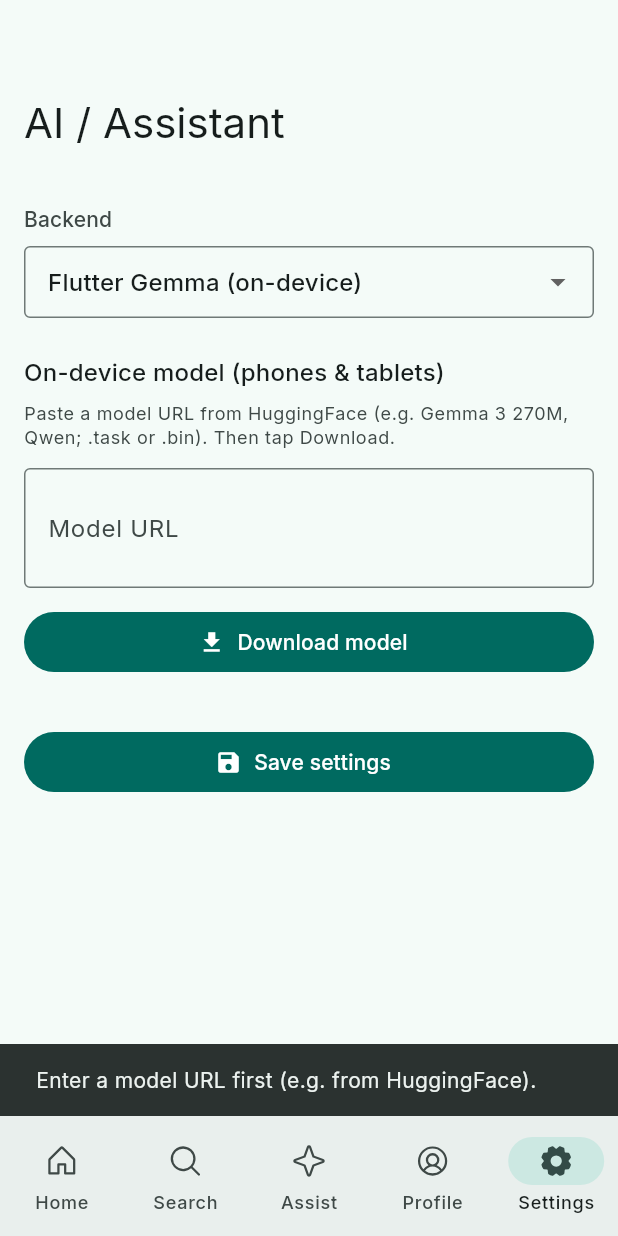
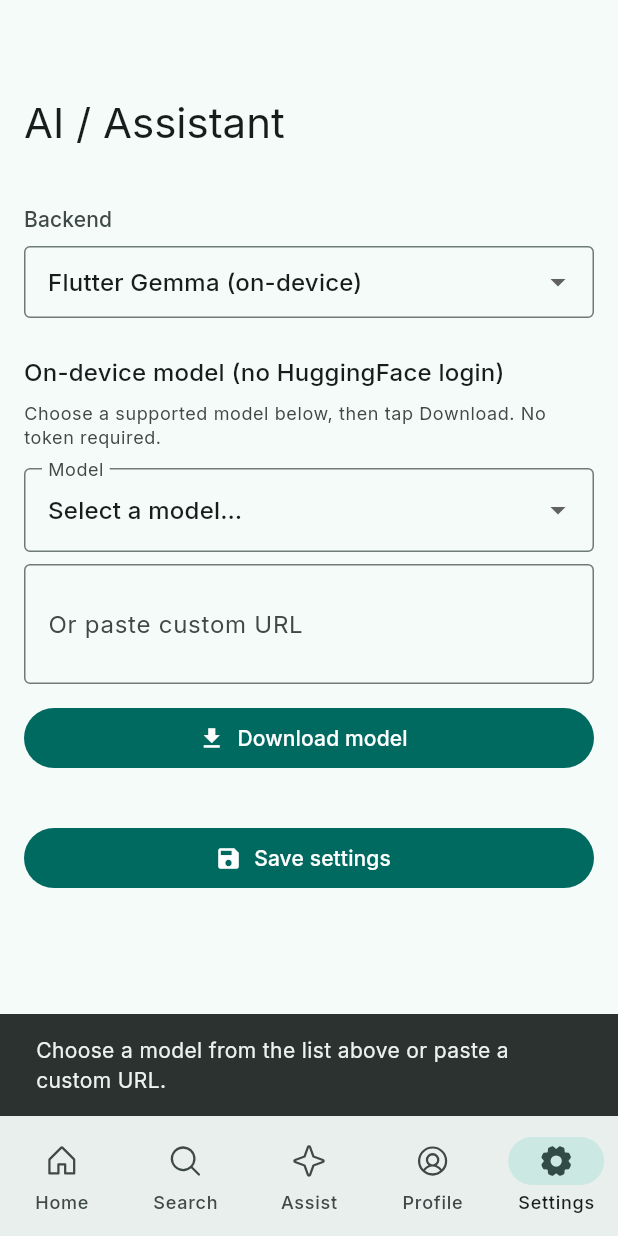
Before and after one commit to autogit-app/autogit, a Flutter app: the AiScreen screen opened by its route, after a tap on "Download model", on a phone screen of 412 x 824 dp. Run offline on Flutter 3.47's test engine with Material 3 defaults, Android fonts, the phone set to English and light mode, and no system bars; our stand-ins replace flutter_highlight, flutter_markdown, flutter_markdown_plus, flutter_riverpod, font_awesome_flutter, go_router and 4 more; missing offline and left inert: flutter_code_editor, flutter_gemma, flutter_octicons, github, highlight; accounts and stored records are empty.

Commit message:
release: v0.2.0

```diff
--- /dev/null
+++ b/lib/features/settings/logic/flutter_gemma_presets.dart
@@ -0,0 +1,82 @@
+import 'package:flutter_gemma/flutter_gemma.dart';
+
+/// Preset on-device models supported by Flutter Gemma (no HuggingFace login).
+/// See: https://pub.dev/packages/flutter_gemma
+class FlutterGemmaPreset {
+  const FlutterGemmaPreset({
+    required this.name,
+    required this.url,
+    required this.modelType,
+    this.size,
+    this.note,
+  });
+
+  final String name;
+  final String url;
+  final ModelType modelType;
+  final String? size;
+  final String? note;
+
+  String get label => size != null ? '$name ($size)' : name;
+}
+
+/// Curated list of public models that work without a HuggingFace token.
+/// Mobile: .task or .bin; Desktop (Windows/Linux/macOS) needs .litertlm from the same repos.
+final List<FlutterGemmaPreset> kFlutterGemmaPresets = [
+  FlutterGemmaPreset(
+    name: 'SmolLM 135M',
+    url:
+        'https://huggingface.co/litert-community/SmolLM-135M-Instruct/resolve/main/SmolLM-135M-Instruct_multi-prefill-seq_q8_ekv1280.task',
+    modelType: ModelType.general,
+    size: '~167MB',
+    note: 'Phones & tablets',
+  ),
+  FlutterGemmaPreset(
+    name: 'Qwen3 0.6B',
+    url:
+        'https://huggingface.co/litert-community/Qwen3-0.6B/resolve/main/Qwen3-0.6B-int4.bin',
+    modelType: ModelType.qwen,
+    size: '~586MB',
+    note: 'Phones, tablets, web',
+  ),
+  FlutterGemmaPreset(
+    name: 'Qwen 2.5 0.5B',
+    url:
+        'https://huggingface.co/litert-community/Qwen2.5-0.5B-Instruct/resolve/main/Qwen2.5-0.5B-Instruct-int4.bin',
+    modelType: ModelType.qwen,
+    size: '~0.5GB',
+    note: 'Phones & tablets',
+  ),
+  FlutterGemmaPreset(
+    name: 'Qwen 2.5 1.5B',
+    url:
+        'https://huggingface.co/litert-community/Qwen2.5-1.5B-Instruct/resolve/main/Qwen2.5-1.5B-Instruct-int4.bin',
+    modelType: ModelType.qwen,
+    size: '~1.6GB',
+    note: 'Phones, tablets, desktop',
+  ),
+  FlutterGemmaPreset(
+    name: 'DeepSeek R1 Distill',
+    url:
+        'https://huggingface.co/litert-community/DeepSeek-R1-Distill-Qwen-1.5B/resolve/main/DeepSeek-R1-Distill-Qwen-1.5B-int4.bin',
+    modelType: ModelType.deepSeek,
+    size: '~1.7GB',
+    note: 'Thinking mode, phones & tablets',
+  ),
+  FlutterGemmaPreset(
+    name: 'Phi-4 Mini',
+    url:
+        'https://huggingface.co/litert-community/Phi-4-mini-instruct/resolve/main/Phi-4-mini-instruct-int4.bin',
+    modelType: ModelType.general,
+    size: '~3.9GB',
+    note: 'Phones, tablets, web',
+  ),
+  FlutterGemmaPreset(
+    name: 'FunctionGemma 270M',
+    url:
+        'https://huggingface.co/sasha-denisov/function-gemma-270M-it/resolve/main/functiongemma-270M-it.task',
+    modelType: ModelType.functionGemma,
+    size: '~284MB',
+    note: 'Function calling, phones & tablets',
+  ),
+];
--- a/lib/features/settings/ui/sections/ai_screen.dart
+++ b/lib/features/settings/ui/sections/ai_screen.dart
@@ -3,10 +3,7 @@ import 'package:flutter_riverpod/flutter_riverpod.dart';
 import 'package:flutter_gemma/flutter_gemma.dart';
 import 'package:autogit/core/widgets/large_app_bar.dart';
 import 'package:autogit/features/settings/logic/ai_settings_providers.dart';
-
-/// Example URL – paste any .task or .bin model URL from HuggingFace (e.g. Gemma 3 270M, Qwen).
-const String kFlutterGemmaModelUrlHint =
-    'https://huggingface.co/.../resolve/main/model.task';
+import 'package:autogit/features/settings/logic/flutter_gemma_presets.dart';
 
 class AiScreen extends ConsumerStatefulWidget {
   const AiScreen({super.key});
@@ -27,6 +24,7 @@ class _AiScreenState extends ConsumerState<AiScreen> {
   bool _syncedFromProviders = false;
   bool _downloadingModel = false;
   int _downloadProgress = 0;
+  FlutterGemmaPreset? _selectedPreset;
 
   @override
   void initState() {
@@ -52,7 +50,15 @@ class _AiScreenState extends ConsumerState<AiScreen> {
     _openAiModelController.text = ref.read(aiOpenAiModelProvider);
     _claudeModelController.text = ref.read(aiClaudeModelProvider);
     _geminiModelController.text = ref.read(aiGeminiModelProvider);
-    _flutterGemmaUrlController.text = ref.read(aiFlutterGemmaModelUrlProvider);
+    final savedUrl = ref.read(aiFlutterGemmaModelUrlProvider);
+    _flutterGemmaUrlController.text = savedUrl;
+    try {
+      _selectedPreset = kFlutterGemmaPresets.firstWhere(
+        (p) => p.url == savedUrl,
+      );
+    } catch (_) {
+      _selectedPreset = null;
+    }
     _syncedFromProviders = true;
   }
 
@@ -69,23 +75,28 @@ class _AiScreenState extends ConsumerState<AiScreen> {
   }
 
   Future<void> _downloadFlutterGemmaModel() async {
-    final url = _flutterGemmaUrlController.text.trim();
+    final preset = _selectedPreset;
+    final customUrl = _flutterGemmaUrlController.text.trim();
+    final url = preset?.url ?? customUrl;
     if (url.isEmpty) {
       ScaffoldMessenger.of(context).showSnackBar(
         const SnackBar(
-          content: Text('Enter a model URL first (e.g. from HuggingFace).'),
+          content: Text(
+            'Choose a model from the list above or paste a custom URL.',
+          ),
         ),
       );
       return;
     }
     if (_downloadingModel) return;
+    final modelType = preset?.modelType ?? ModelType.general;
     setState(() {
       _downloadingModel = true;
       _downloadProgress = 0;
     });
     try {
       await FlutterGemma.installModel(
-        modelType: ModelType.general,
+        modelType: modelType,
       ).fromNetwork(url).withProgress((progress) {
         if (mounted) setState(() => _downloadProgress = progress);
       }).install();
@@ -109,17 +120,17 @@ class _AiScreenState extends ConsumerState<AiScreen> {
 
   Future<void> _save() async {
     final backend = ref.read(aiBackendProvider);
-    ref.read(aiOllamaUrlProvider.notifier).state = _ollamaUrlController.text
-        .trim();
-    ref.read(aiOllamaModelProvider.notifier).state = _ollamaModelController.text
-        .trim();
+    ref.read(aiOllamaUrlProvider.notifier).state =
+        _ollamaUrlController.text.trim();
+    ref.read(aiOllamaModelProvider.notifier).state =
+        _ollamaModelController.text.trim();
     ref.read(aiApiKeyProvider.notifier).state = _apiKeyController.text.trim();
-    ref.read(aiOpenAiModelProvider.notifier).state = _openAiModelController.text
-        .trim();
-    ref.read(aiClaudeModelProvider.notifier).state = _claudeModelController.text
-        .trim();
-    ref.read(aiGeminiModelProvider.notifier).state = _geminiModelController.text
-        .trim();
+    ref.read(aiOpenAiModelProvider.notifier).state =
+        _openAiModelController.text.trim();
+    ref.read(aiClaudeModelProvider.notifier).state =
+        _claudeModelController.text.trim();
+    ref.read(aiGeminiModelProvider.notifier).state =
+        _geminiModelController.text.trim();
     ref.read(aiFlutterGemmaModelUrlProvider.notifier).state =
         _flutterGemmaUrlController.text.trim();
     await saveAiSettings(
@@ -185,26 +196,58 @@ class _AiScreenState extends ConsumerState<AiScreen> {
                   const SizedBox(height: 24),
                   if (backend == AiBackend.flutterGemma) ...[
                     Text(
-                      'On-device model (phones & tablets)',
+                      'On-device model (no HuggingFace login)',
                       style: theme.textTheme.titleMedium,
                     ),
                     const SizedBox(height: 8),
                     Text(
-                      'Paste a model URL from HuggingFace (e.g. Gemma 3 270M, Qwen; .task or .bin). Then tap Download.',
+                      'Choose a supported model below, then tap Download. No token required.',
                       style: theme.textTheme.bodySmall?.copyWith(
                         color: theme.colorScheme.onSurfaceVariant,
                       ),
                     ),
                     const SizedBox(height: 12),
+                    DropdownButtonFormField<FlutterGemmaPreset?>(
+                      value: _selectedPreset,
+                      decoration: const InputDecoration(
+                        labelText: 'Model',
+                        border: OutlineInputBorder(),
+                      ),
+                      items: [
+                        const DropdownMenuItem<FlutterGemmaPreset?>(
+                          value: null,
+                          child: Text('Select a model…'),
+                        ),
+                        ...kFlutterGemmaPresets.map(
+                          (p) => DropdownMenuItem<FlutterGemmaPreset?>(
+                            value: p,
+                            child: Text(p.label),
+                          ),
+                        ),
+                      ],
+                      onChanged: (v) {
+                        setState(() {
+                          _selectedPreset = v;
+                          if (v != null) {
+                            _flutterGemmaUrlController.text = v.url;
+                          }
+                        });
+                      },
+                    ),
+                    const SizedBox(height: 8),
                     TextFormField(
                       controller: _flutterGemmaUrlController,
-                      decoration: InputDecoration(
-                        labelText: 'Model URL',
-                        hintText: kFlutterGemmaModelUrlHint,
-                        border: const OutlineInputBorder(),
+                      decoration: const InputDecoration(
+                        labelText: 'Or paste custom URL',
+                        hintText:
+                            'https://huggingface.co/.../resolve/main/model.task',
+                        border: OutlineInputBorder(),
                       ),
                       keyboardType: TextInputType.url,
                       maxLines: 2,
+                      onChanged: (_) {
+                        setState(() => _selectedPreset = null);
+                      },
                     ),
                     const SizedBox(height: 12),
                     if (_downloadingModel)
```
Also changed, not shown: 7 other files. Lines whose indentation alone changed are shown as unchanged.
